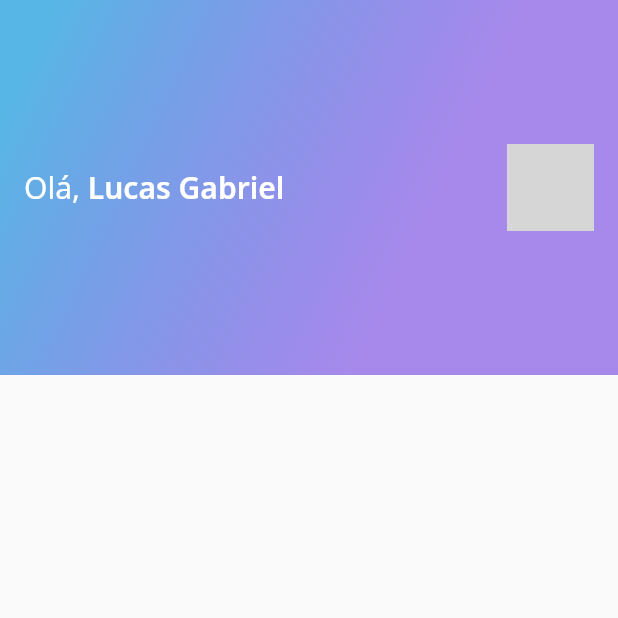
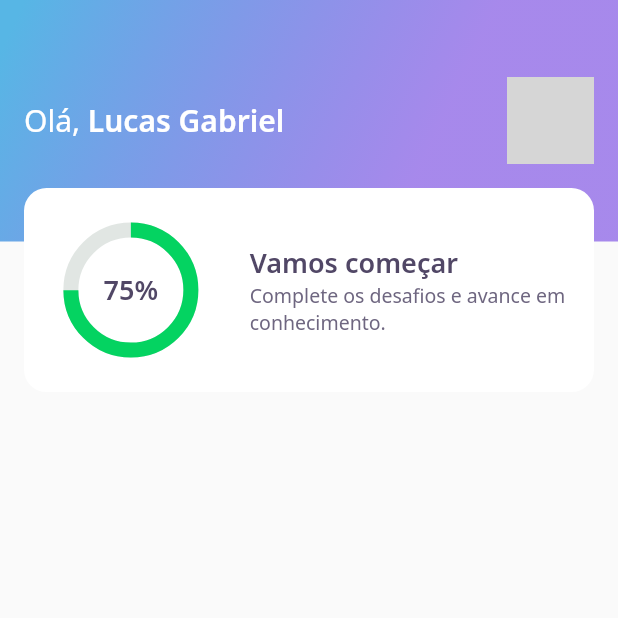
Before and after one commit to 90lucasgabriel/quiz-nlw5, a Flutter app: the screen it shows after launch, on a phone screen of 412 x 824 dp, the top half of it. Run offline on Flutter 3.47's test engine with Material 2 defaults, Android fonts, the phone set to English and light mode, and no system bars; our stand-ins replace google_fonts; network calls fail; grey boxes are pictures that could not be loaded.

Commit message:
03 - New: ScoreCard Widget; 03 - New: Static chart widget;

```diff
--- a/lib/home/widgets/appbar/appbar_widget.dart
+++ b/lib/home/widgets/appbar/appbar_widget.dart
@@ -1,5 +1,6 @@
 import 'package:flutter/material.dart';
 import 'package:quiz/core/core.dart';
+import 'package:quiz/home/widgets/score_card/score_card_widget.dart';
 
 class AppbarWidget extends PreferredSize {
   AppbarWidget()
@@ -7,8 +8,13 @@ class AppbarWidget extends PreferredSize {
           preferredSize: Size.fromHeight(250),
           child: Container(
             height: 250,
+            child: Stack(
+              children: [
+                Container(
                   decoration: BoxDecoration(gradient: AppGradients.linear),
                   child: Container(
+                    height: 161,
+                    width: double.maxFinite,
                     padding: EdgeInsets.symmetric(horizontal: 16),
                     child: Row(
                       mainAxisAlignment: MainAxisAlignment.spaceBetween,
@@ -37,6 +43,14 @@ class AppbarWidget extends PreferredSize {
                         )
                       ],
                     ),
-              )),
+                  ),
+                ),
+                Align(
+                  alignment: Alignment(0, 1.2),
+                  child: ScoreCardWidget(),
+                ),
+              ],
+            ),
+          ),
         );
 }
--- /dev/null
+++ b/lib/home/widgets/chart/chart_widget.dart
@@ -0,0 +1,32 @@
+import 'package:flutter/material.dart';
+import 'package:quiz/core/core.dart';
+
+class ChartWidget extends StatelessWidget {
+  @override
+  Widget build(BuildContext context) {
+    return Container(
+      height: 80,
+      width: 80,
+      child: Stack(
+        children: [
+          Center(
+            child: Container(
+              height: 80,
+              width: 80,
+              child: CircularProgressIndicator(
+                strokeWidth: 10,
+                value: .75,
+                backgroundColor: AppColors.chartSecondary,
+                valueColor:
+                    AlwaysStoppedAnimation<Color>(AppColors.chartPrimary),
+              ),
+            ),
+          ),
+          Center(
+            child: Text('75%', style: AppTextStyles.heading),
+          ),
+        ],
+      ),
+    );
+  }
+}
--- /dev/null
+++ b/lib/home/widgets/score_card/score_card_widget.dart
@@ -0,0 +1,45 @@
+import 'package:flutter/material.dart';
+import 'package:quiz/core/core.dart';
+import 'package:quiz/home/widgets/chart/chart_widget.dart';
+
+class ScoreCardWidget extends StatelessWidget {
+  @override
+  Widget build(BuildContext context) {
+    return Container(
+      margin: EdgeInsets.symmetric(horizontal: 16),
+      height: 136,
+      decoration: BoxDecoration(
+        color: AppColors.white,
+        borderRadius: BorderRadius.circular(15),
+      ),
+      child: Row(
+        children: [
+          Expanded(
+            flex: 3,
+            child: ChartWidget(),
+          ),
+          Expanded(
+            flex: 5,
+            child: Container(
+              padding: EdgeInsets.symmetric(horizontal: 8),
+              child: Column(
+                mainAxisAlignment: MainAxisAlignment.center,
+                crossAxisAlignment: CrossAxisAlignment.start,
+                children: [
+                  Text(
+                    'Vamos começar',
+                    style: AppTextStyles.heading,
+                  ),
+                  Text(
+                    'Complete os desafios e avance em conhecimento.',
+                    style: AppTextStyles.body,
+                  ),
+                ],
+              ),
+            ),
+          ),
+        ],
+      ),
+    );
+  }
+}
```
Lines whose indentation alone changed are shown as unchanged.
